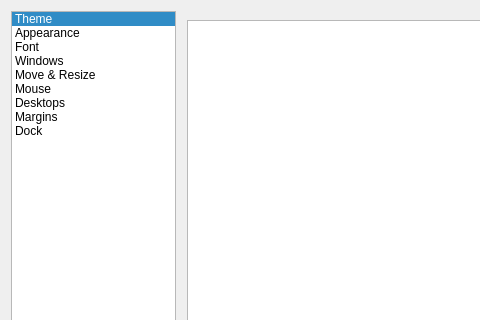
This is src/obconf.ui in lxqt/obconf-qt as Qt 5 draws it before an edit; both pictures show x 0 to 480 and y 0 to 320 of the 595 by 578 pixel window. The edited form follows.
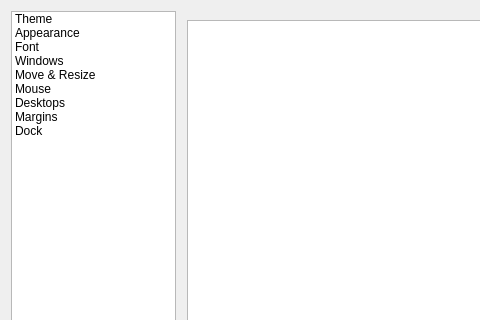
This is the edited form. Custom widgets are drawn as their Qt base class.

Commit message: Prevent elided text in left pane

The edit to the form file:
```diff
--- a/src/obconf.ui
+++ b/src/obconf.ui
@@ -21,18 +21,6 @@
      </property>
      <item>
       <widget class="QListWidget" name="listWidget">
-       <property name="sizePolicy">
-        <sizepolicy hsizetype="Preferred" vsizetype="Preferred">
-         <horstretch>0</horstretch>
-         <verstretch>0</verstretch>
-        </sizepolicy>
-       </property>
-       <property name="horizontalScrollBarPolicy">
-        <enum>Qt::ScrollBarAlwaysOff</enum>
-       </property>
-       <property name="currentRow">
-        <number>0</number>
-       </property>
        <item>
         <property name="text">
          <string>Theme</string>
```
The commit also changes 1 other file.
